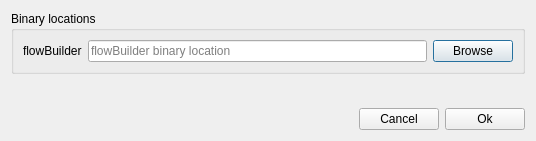
Qt form slowmoVideo/slowmoUI/dialogues/preferencesDialog.ui (slowmoVideo/slowmoVideo) before a commit.
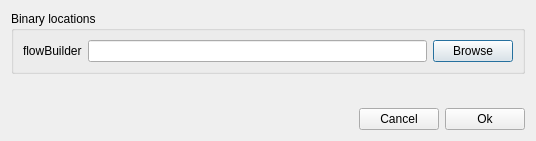
The same form after that commit.

What changed in the file:
```diff
--- a/slowmoVideo/slowmoUI/dialogues/preferencesDialog.ui
+++ b/slowmoVideo/slowmoUI/dialogues/preferencesDialog.ui
@@ -31,9 +31,6 @@
         </item>
         <item row="0" column="1">
          <widget class="QLineEdit" name="buildFlow">
-          <property name="placeholderText">
-           <string>flowBuilder binary location</string>
-          </property>
          </widget>
         </item>
         <item row="0" column="2">
```
